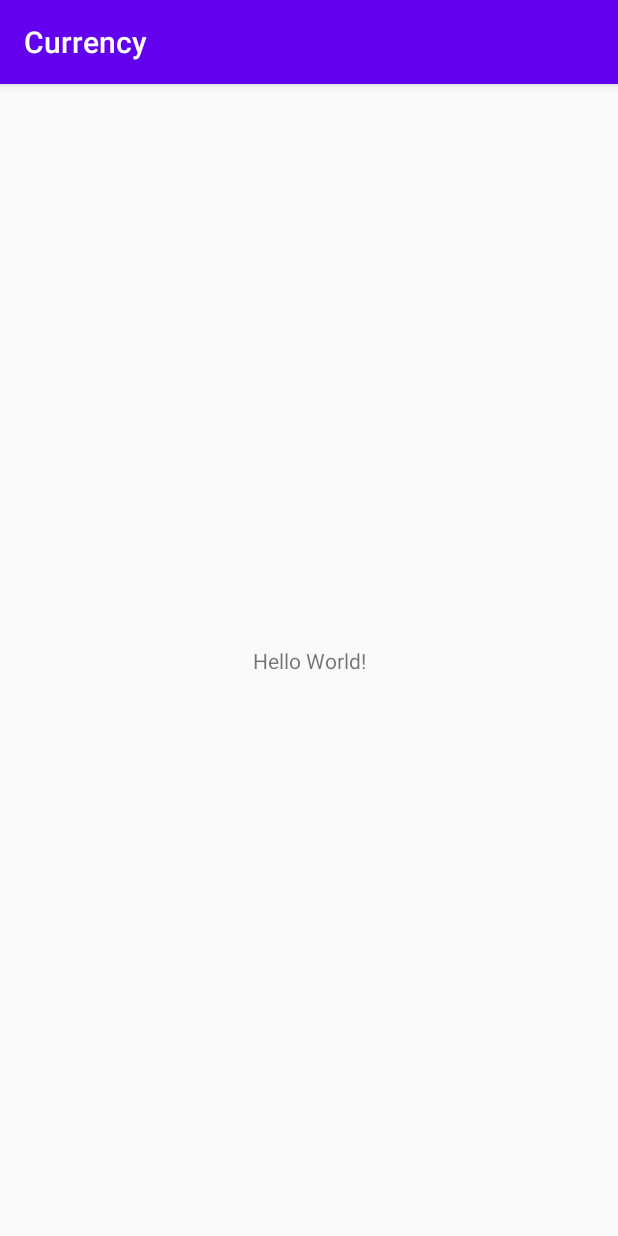
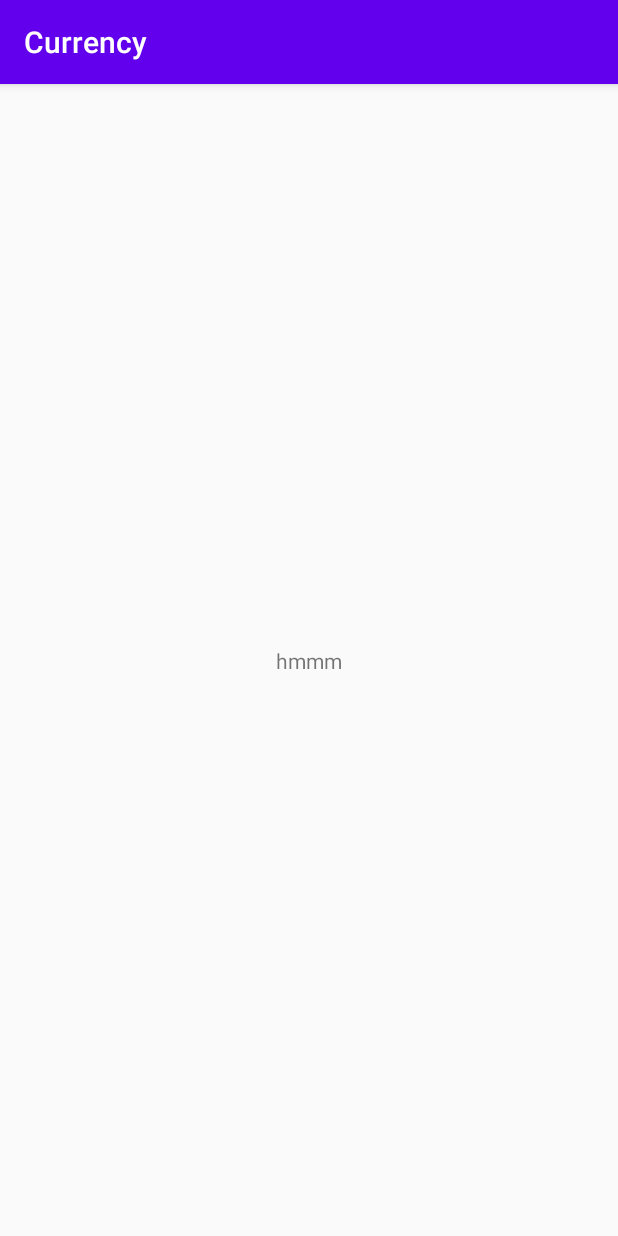
Before and after one commit to FSqq/Currency, an Android app: the screen it shows after launch (MainActivity), on a phone screen of 412 x 824 dp. Run offline under Robolectric (Android 15) with nearby library versions, the phone set to English and light mode, and no system bars.

Commit message:
TextView id added; set text into tv

```diff
--- a/app/src/main/java/com/example/currency/MainActivity.java
+++ b/app/src/main/java/com/example/currency/MainActivity.java
@@ -14,6 +14,7 @@ public class MainActivity extends AppCompatActivity {
         super.onCreate(savedInstanceState);
         setContentView(R.layout.activity_main);
 
-        tvHello = (TextView) findViewById(R.id.tv_hello);
+        tvHello = findViewById(R.id.tv_hello);
+        tvHello.setText("hmmm");
     }
 }
```
